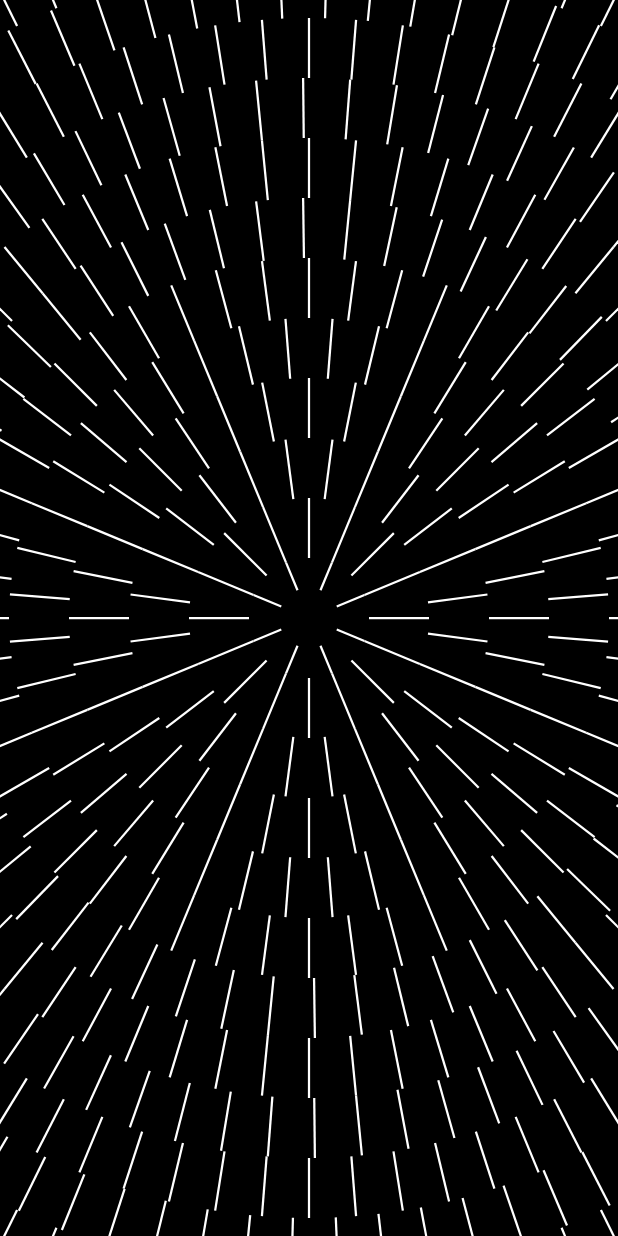
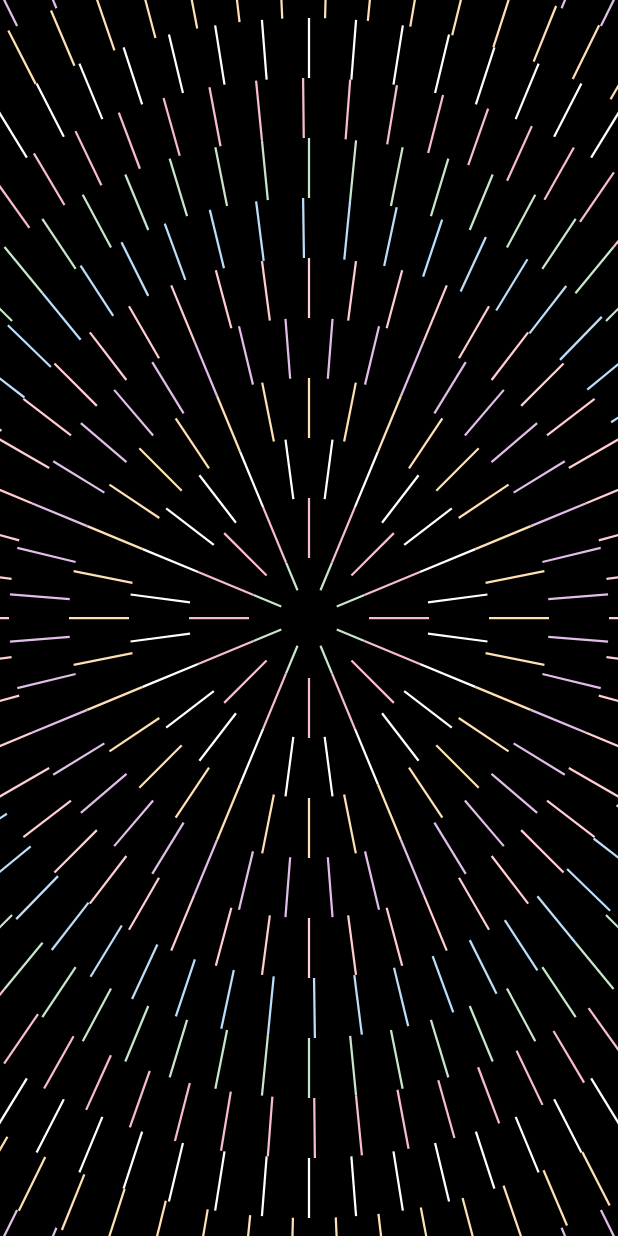
Before and after one commit to maheshmnj/flutter-generative, a Flutter app: the RetroArt screen opened directly, on a phone screen of 412 x 824 dp. Run offline on Flutter 3.47's test engine with Material 2 defaults, Android fonts, the phone set to English and light mode, and no system bars.

Commit message:
add colors

```diff
--- a/lib/main.dart
+++ b/lib/main.dart
@@ -1,3 +1,4 @@
+import 'package:flutter/foundation.dart';
 import 'package:flutter/material.dart';
 
 import 'homepage.dart';
@@ -11,7 +12,7 @@ class MyApp extends StatelessWidget {
   Widget build(BuildContext context) {
     return MaterialApp(
       title: 'Flutter Generative',
-      debugShowCheckedModeBanner: false,
+      debugShowCheckedModeBanner: kDebugMode,
       theme: ThemeData(
         primarySwatch: Colors.blue,
         visualDensity: VisualDensity.adaptivePlatformDensity,
--- a/lib/retro.dart
+++ b/lib/retro.dart
@@ -55,6 +55,21 @@ class _RetroArtState extends State<RetroArt>
     }
   }
 
+  List<Color> lineColors = [
+    Colors.blue[100],
+    Colors.green[100],
+    Colors.pink[100],
+    Colors.white,
+    Colors.orange[100],
+    Colors.purple[100],
+    Colors.red[100],
+  ];
+
+  Color getColor(int index) {
+    // int index = Random().nextInt(lineColors.length%);
+    return lineColors[index % lineColors.length];
+  }
+
   int linesCount = 8;
   int angleMultiplier = 3;
   bool toggle = false;
@@ -73,6 +88,7 @@ class _RetroArtState extends State<RetroArt>
                   innerRadius: i != 1 ? 40.0 * (i - 1) : 20,
                   outerRadius: 40.0 * (i),
                   angle: rotateAngle(i),
+                  color: getColor(i),
                 ),
               )
           ],
@@ -85,9 +101,15 @@ class RetroWheel extends StatefulWidget {
   final double innerRadius;
   final double outerRadius;
   final double angle;
+  final Color color;
 
   const RetroWheel(
-      {Key key, this.lines, this.innerRadius, this.outerRadius, this.angle})
+      {Key key,
+      this.lines,
+      this.innerRadius,
+      this.outerRadius,
+      this.angle,
+      this.color})
       : super(key: key);
   @override
   _RetroWheelState createState() => _RetroWheelState();
@@ -95,25 +117,19 @@ class RetroWheel extends StatefulWidget {
 
 class _RetroWheelState extends State<RetroWheel> {
   @override
-  void initState() {
-    // TODO: implement initState
-    super.initState();
-  }
-
-  @override
   Widget build(BuildContext context) {
     return Center(
       child: widget.angle != 0
           ? Transform.rotate(
               angle: widget.angle,
               child: CustomPaint(
-                painter: RetroPainter(
-                    widget.innerRadius, widget.outerRadius, widget.lines),
+                painter: RetroPainter(widget.innerRadius, widget.outerRadius,
+                    widget.lines, widget.color),
               ),
             )
           : CustomPaint(
-              painter: RetroPainter(
-                  widget.innerRadius, widget.outerRadius, widget.lines),
+              painter: RetroPainter(widget.innerRadius, widget.outerRadius,
+                  widget.lines, widget.color),
             ),
     );
   }
@@ -123,14 +139,16 @@ class RetroPainter extends CustomPainter {
   final double innerRadius;
   final double outerRadius;
   final int noOfLines;
+  final Color color;
 
-  RetroPainter(this.innerRadius, this.outerRadius, this.noOfLines);
+  RetroPainter(this.innerRadius, this.outerRadius, this.noOfLines, this.color);
+
   @override
   void paint(Canvas canvas, Size size) {
     // TODO: implement paint
 
     Paint paint = Paint()
-      ..color = Colors.white
+      ..color = color
       ..strokeWidth = 1.5;
 
     // double centerX = size.width / 2.0;
```
